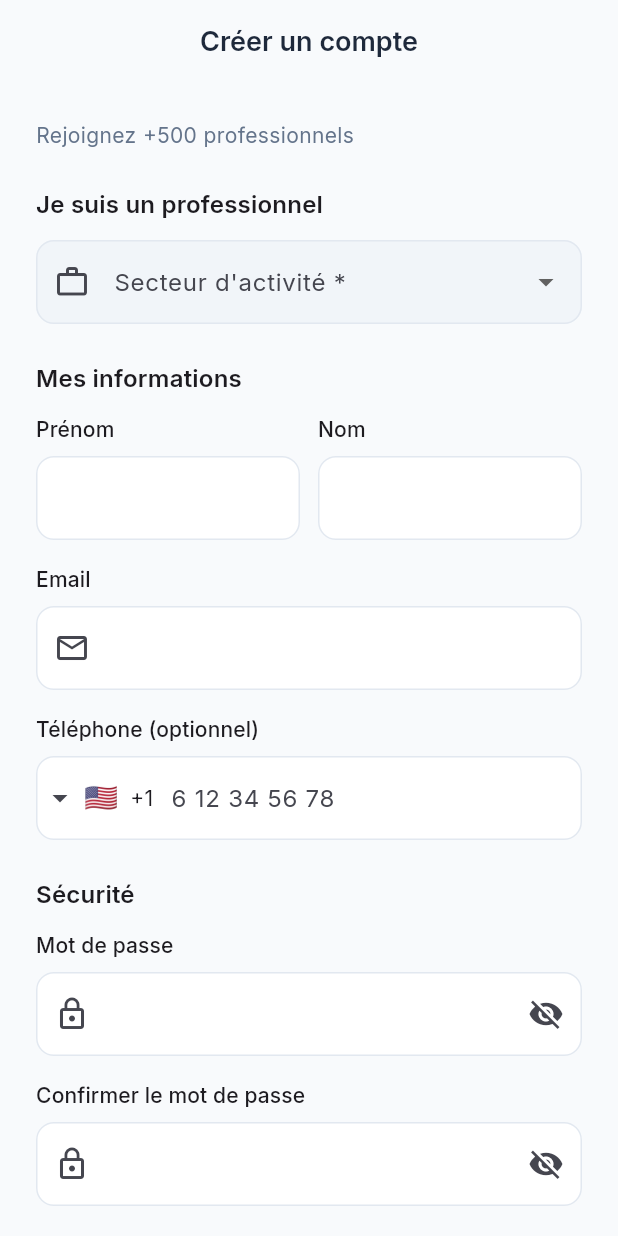
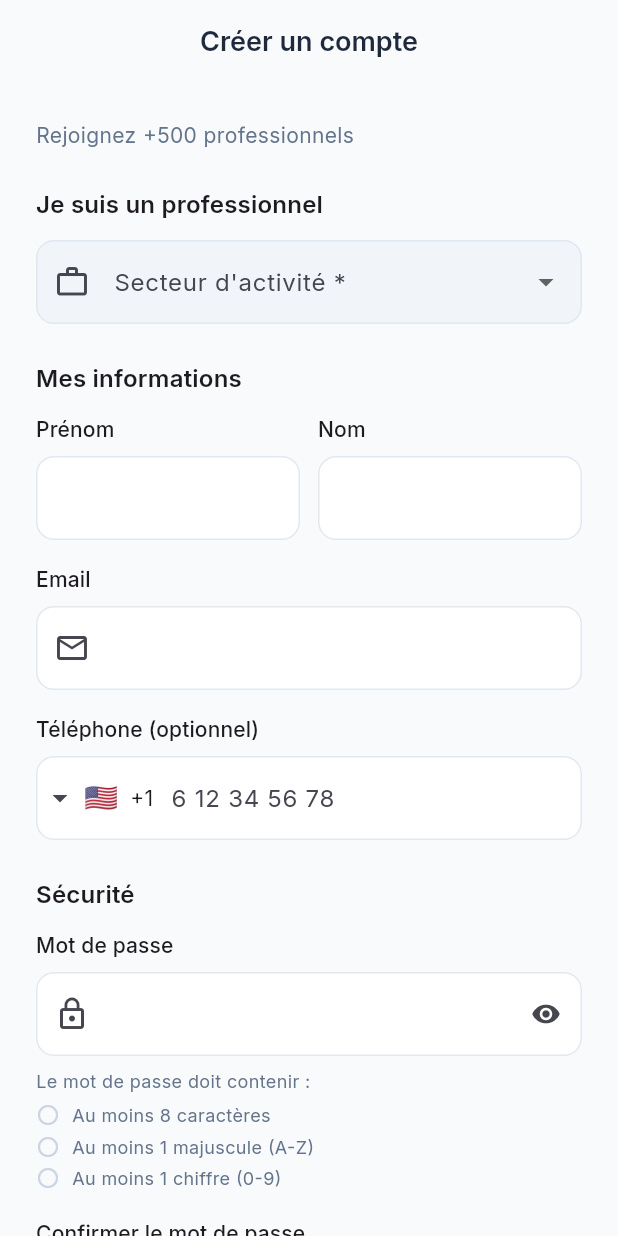
Before and after one commit to gaelgael5/mycoach, a Flutter app: the RegisterScreen screen opened by its route, on a phone screen of 412 x 824 dp. Run offline on Flutter 3.47's test engine with Material 3 defaults, Android fonts, the phone set to English and light mode, and no system bars; drawn by our look-alikes of intl_phone_field; our stand-ins replace cached_network_image, dio, equatable, fl_chart, flutter_riverpod, flutter_secure_storage and 6 more; accounts and stored records are empty; generated files the repository leaves out were written again.

Commit message:
feat: real-time password validation with visual feedback
- Password criteria displayed with check icons
- Real-time validation as user types
- Clear password visibility toggle
- Improved UX for password requirements:
  • Min 8 characters
  • At least 1 uppercase letter
  • At least 1 digit
- Prevents 422 backend errors by validating frontend first

```diff
--- a/mobile/lib/features/auth/presentation/screens/register_screen.dart
+++ b/mobile/lib/features/auth/presentation/screens/register_screen.dart
@@ -37,6 +37,7 @@ class _RegisterScreenState extends ConsumerState<RegisterScreen> {
   final _confirmCtrl = TextEditingController();
   String? _fullPhoneNumber;
   String? _selectedSector;
+  bool _passwordVisible = false;
 
   @override
   void dispose() {
@@ -46,6 +47,33 @@ class _RegisterScreenState extends ConsumerState<RegisterScreen> {
     _passwordCtrl.dispose();
     _confirmCtrl.dispose();
     super.dispose();
+  }
+
+  String? _validatePassword(String? value) {
+    if (value == null || value.isEmpty) return 'Requis';
+    if (value.length < 8) return 'Min. 8 caractères';
+    if (!value.contains(RegExp(r'[A-Z]'))) return 'Au moins 1 majuscule';
+    if (!value.contains(RegExp(r'[0-9]'))) return 'Au moins 1 chiffre';
+    return null;
+  }
+
+  Widget _buildPasswordCriteria() {
+    final password = _passwordCtrl.text;
+    final hasLength = password.length >= 8;
+    final hasUpper = password.contains(RegExp(r'[A-Z]'));
+    final hasDigit = password.contains(RegExp(r'[0-9]'));
+
+    return Column(
+      crossAxisAlignment: CrossAxisAlignment.start,
+      children: [
+        const SizedBox(height: 8),
+        Text('Le mot de passe doit contenir :', style: TextStyle(fontSize: 12, color: AppColors.textSecondary)),
+        const SizedBox(height: 4),
+        _PasswordCriterion('Au moins 8 caractères', hasLength),
+        _PasswordCriterion('Au moins 1 majuscule (A-Z)', hasUpper),
+        _PasswordCriterion('Au moins 1 chiffre (0-9)', hasDigit),
+      ],
+    );
   }
 
   void _submit() {
@@ -160,7 +188,19 @@ class _RegisterScreenState extends ConsumerState<RegisterScreen> {
                 Text('Sécurité', style: Theme.of(context).textTheme.titleMedium?.copyWith(fontWeight: FontWeight.w600)),
                 const SizedBox(height: 12),
 
-                MyCoachTextField(controller: _passwordCtrl, label: 'Mot de passe', obscureText: true, prefixIcon: const Icon(Icons.lock_outline), validator: (v) { if (v == null || v.length < 8) return 'Min. 8 caractères'; if (!v.contains(RegExp(r'[A-Z]'))) return 'Au moins 1 majuscule'; if (!v.contains(RegExp(r'[0-9]'))) return 'Au moins 1 chiffre'; return null; }),
+                MyCoachTextField(
+                  controller: _passwordCtrl,
+                  label: 'Mot de passe',
+                  obscureText: !_passwordVisible,
+                  prefixIcon: const Icon(Icons.lock_outline),
+                  suffixIcon: IconButton(
+                    icon: Icon(_passwordVisible ? Icons.visibility_off : Icons.visibility, size: 20),
+                    onPressed: () => setState(() => _passwordVisible = !_passwordVisible),
+                  ),
+                  onChanged: (v) => setState(() {}),
+                  validator: _validatePassword,
+                ),
+                _buildPasswordCriteria(),
                 const SizedBox(height: 16),
                 MyCoachTextField(controller: _confirmCtrl, label: 'Confirmer le mot de passe', obscureText: true, prefixIcon: const Icon(Icons.lock_outline), validator: (v) => v?.trim() != _passwordCtrl.text.trim() ? 'Les mots de passe ne correspondent pas' : null),
                 const SizedBox(height: 32),
@@ -177,3 +217,35 @@ class _RegisterScreenState extends ConsumerState<RegisterScreen> {
     );
   }
 }
+
+class _PasswordCriterion extends StatelessWidget {
+  final String text;
+  final bool valid;
+
+  const _PasswordCriterion(this.text, this.valid);
+
+  @override
+  Widget build(BuildContext context) {
+    return Padding(
+      padding: const EdgeInsets.symmetric(vertical: 2),
+      child: Row(
+        children: [
+          Icon(
+            valid ? Icons.check_circle : Icons.radio_button_unchecked,
+            size: 16,
+            color: valid ? AppColors.secondary : AppColors.outline,
+          ),
+          const SizedBox(width: 8),
+          Text(
+            text,
+            style: TextStyle(
+              fontSize: 12,
+              color: valid ? AppColors.secondary : AppColors.textSecondary,
+              fontWeight: valid ? FontWeight.w500 : FontWeight.normal,
+            ),
+          ),
+        ],
+      ),
+    );
+  }
+}
```
